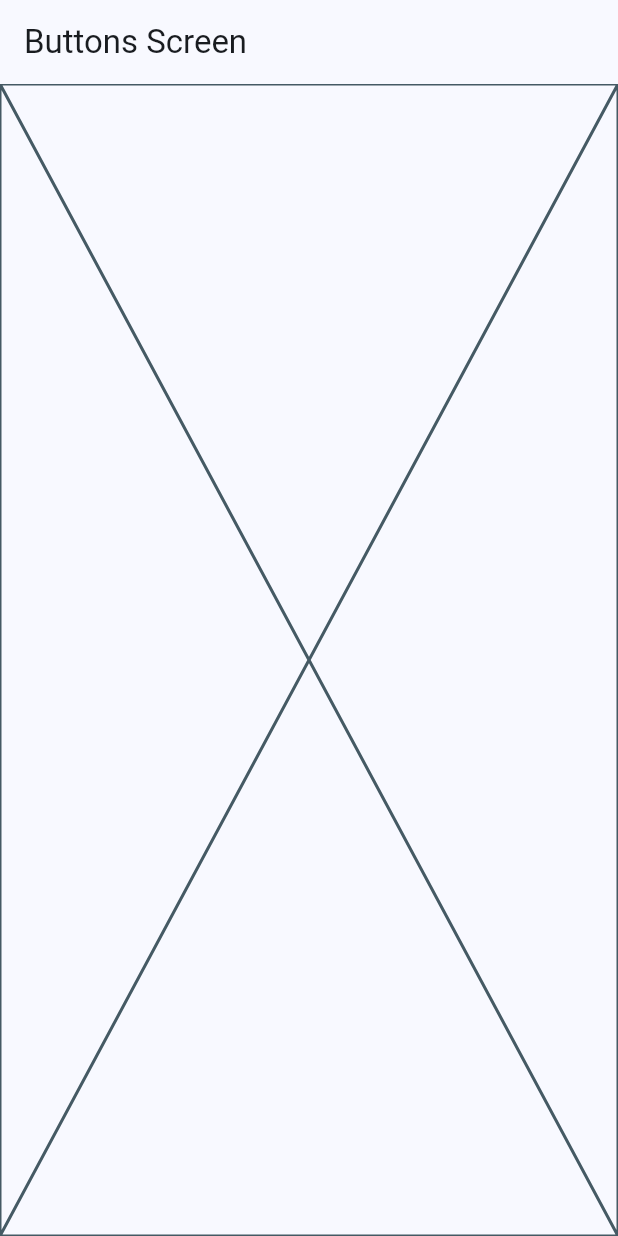
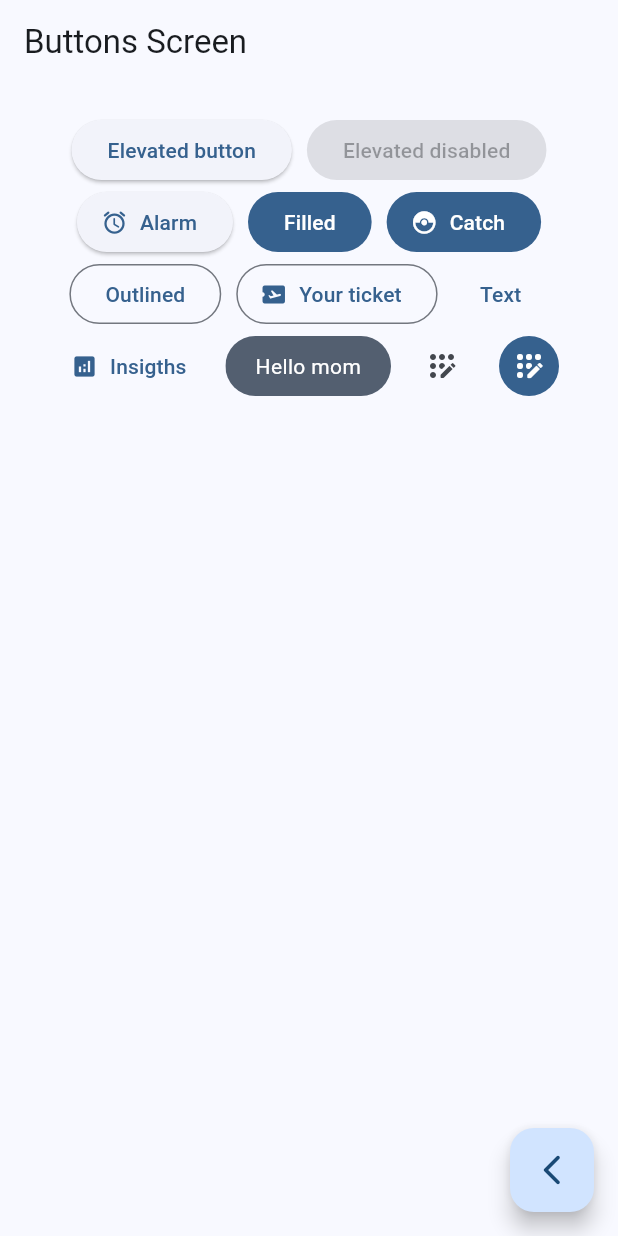
Before and after one commit to dazanez/widgets, a Flutter app: the ButtonsScreen screen opened by its route, on a phone screen of 412 x 824 dp. Run offline on Flutter 3.47's test engine with Material 3 defaults, Android fonts, the phone set to English and light mode, and no system bars; our stand-ins replace go_router.

Commit message:
Buttons screen finished

```diff
--- a/lib/presentation/screens/buttons/buttons_screen.dart
+++ b/lib/presentation/screens/buttons/buttons_screen.dart
@@ -1,4 +1,6 @@
 import 'package:flutter/material.dart';
+import 'package:go_router/go_router.dart';
+import 'package:widgets_app/config/theme/app_theme.dart';
 
 class ButtonsScreen extends StatelessWidget {
   static const String name = 'buttons_screen';
@@ -11,7 +13,100 @@ class ButtonsScreen extends StatelessWidget {
       appBar: AppBar(
         title: const Text('Buttons Screen'),
       ),
-      body: const Placeholder(),
+      body: const _ButtonsView(),
+      floatingActionButton: FloatingActionButton(
+        child: const Icon(Icons.arrow_back_ios_new_rounded),
+        onPressed: () {
+          context.pop();
+        },
+      ),
     );
   }
 }
+
+class _ButtonsView extends StatelessWidget {
+  const _ButtonsView();
+
+  @override
+  Widget build(BuildContext context) {
+    final Size size = MediaQuery.of(context).size;
+    final colors = Theme.of(context).colorScheme;
+
+    return SizedBox(
+      width: size.width,
+      height: size.height,
+      child: Padding(
+        padding: const EdgeInsets.symmetric(horizontal: 10, vertical: 20),
+        child: Wrap(
+          spacing: 10,
+          crossAxisAlignment: WrapCrossAlignment.center,
+          alignment: WrapAlignment.center,
+          children: [
+            ElevatedButton(
+                onPressed: () {}, child: const Text('Elevated button')),
+            const ElevatedButton(
+                onPressed: null, child: Text('Elevated disabled')),
+            ElevatedButton.icon(
+                onPressed: () {},
+                icon: const Icon(Icons.access_alarm_rounded),
+                label: const Text('Alarm')),
+            FilledButton(onPressed: () {}, child: const Text('Filled')),
+            FilledButton.icon(
+              onPressed: () {},
+              icon: const Icon(Icons.catching_pokemon),
+              label: const Text('Catch'),
+            ),
+            OutlinedButton(onPressed: () {}, child: const Text('Outlined')),
+            OutlinedButton.icon(
+              onPressed: () {},
+              icon: const Icon(Icons.airplane_ticket),
+              label: const Text('Your ticket'),
+            ),
+            TextButton(onPressed: () {}, child: const Text('Text')),
+            TextButton.icon(
+              onPressed: () {},
+              icon: const Icon(Icons.analytics),
+              label: const Text('Insigths'),
+            ),
+            const CustomButton(),
+            IconButton(
+                onPressed: () {},
+                icon: const Icon(Icons.app_registration_rounded)),
+            IconButton(
+              onPressed: () {},
+              icon: const Icon(Icons.app_registration_rounded),
+              style: ButtonStyle(
+                  backgroundColor: MaterialStatePropertyAll(colors.primary),
+                  iconColor: MaterialStatePropertyAll(colors.onPrimary)),
+            )
+          ],
+        ),
+      ),
+    );
+  }
+}
+
+class CustomButton extends StatelessWidget {
+  const CustomButton({super.key});
+
+  @override
+  Widget build(BuildContext context) {
+    final colors = Theme.of(context).colorScheme;
+
+    return ClipRRect(
+      borderRadius: BorderRadius.circular(20),
+      child: Material(
+        color: colors.secondary,
+        child: InkWell(
+          onTap: () {},
+          child: Padding(
+              padding: const EdgeInsets.symmetric(horizontal: 20, vertical: 10),
+              child: Text(
+                'Hello mom',
+                style: TextStyle(color: colors.onPrimary),
+              )),
+        ),
+      ),
+    );
+  }
+}
```
